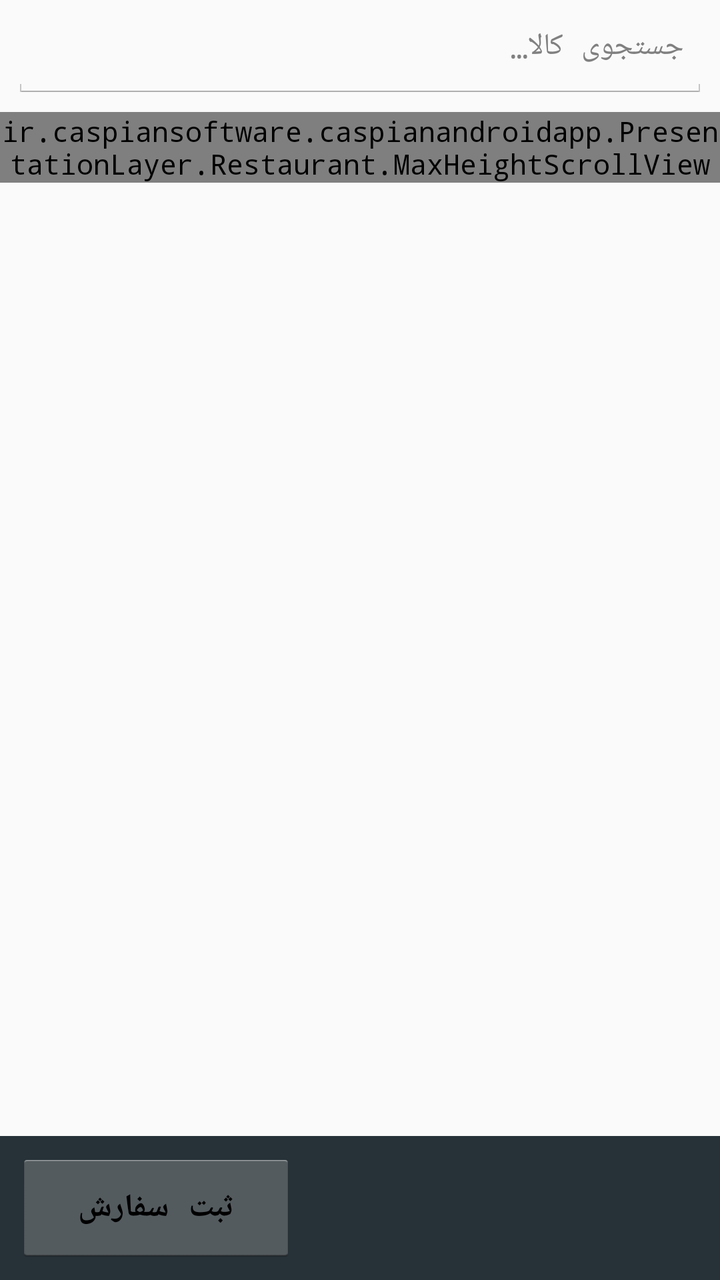
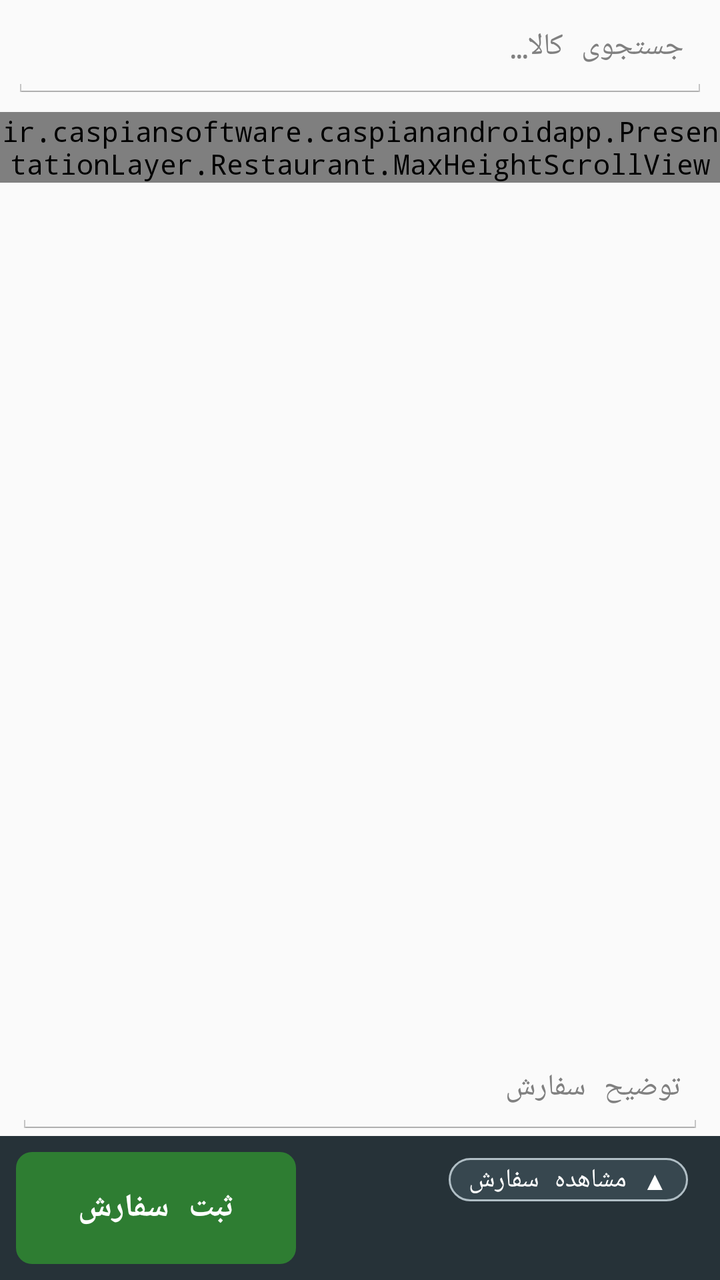

An Android layout rendered at two revisions. The XML below is the earlier revision; the diff shows what the commit changed to produce the second picture.
<!-- AndroidManifest.xml: application theme AppTheme -->
<!-- res/layout/fragment_restaurant_order.xml -->
<?xml version="1.0" encoding="utf-8"?>
<LinearLayout xmlns:android="http://schemas.android.com/apk/res/android"
              android:orientation="vertical"
              android:layout_width="match_parent"
              android:layout_height="match_parent"
              android:layoutDirection="rtl"
              android:fitsSystemWindows="true"
              android:background="#fafafa">

    <EditText
        android:id="@+id/orderSearchBox"
        android:layout_width="match_parent"
        android:layout_height="44dp"
        android:layout_margin="6dp"
        android:hint="@string/restaurant_search_hint"
        android:inputType="text"
        android:imeOptions="actionSearch"
        android:singleLine="true"
        android:gravity="start"
        android:textSize="15sp" />

    
    <ir.caspiansoftware.caspianandroidapp.PresentationLayer.Restaurant.MaxHeightScrollView
        android:id="@+id/orderGroupScroll"
        android:layout_width="match_parent"
        android:layout_height="wrap_content"
        android:scrollbars="none"
        android:layoutDirection="rtl">

        <LinearLayout
            android:id="@+id/orderGroupStrip"
            android:orientation="vertical"
            android:layout_width="match_parent"
            android:layout_height="wrap_content"
            android:padding="4dp" />
    </ir.caspiansoftware.caspianandroidapp.PresentationLayer.Restaurant.MaxHeightScrollView>

    <ProgressBar
        android:id="@+id/orderProgress"
        style="?android:attr/progressBarStyleHorizontal"
        android:layout_width="match_parent"
        android:layout_height="wrap_content"
        android:indeterminate="true"
        android:visibility="gone" />

    
    <FrameLayout
        android:layout_width="match_parent"
        android:layout_height="0dp"
        android:layout_weight="1">

        <GridView
            android:id="@+id/orderItemGrid"
            android:layout_width="match_parent"
            android:layout_height="match_parent"
            android:numColumns="2"
            android:horizontalSpacing="6dp"
            android:verticalSpacing="6dp"
            android:padding="6dp"
            android:stretchMode="columnWidth" />

        <LinearLayout
            android:id="@+id/orderCartPanel"
            android:orientation="vertical"
            android:layout_width="match_parent"
            android:layout_height="match_parent"
            android:background="#ffffff"
            android:visibility="gone">

            <ListView
                android:id="@+id/orderCartList"
                android:layout_width="match_parent"
                android:layout_height="match_parent"
                android:divider="#e0e0e0"
                android:dividerHeight="1dp" />
        </LinearLayout>
    </FrameLayout>

    
    <LinearLayout
        android:id="@+id/orderCartBar"
        android:orientation="horizontal"
        android:layout_width="match_parent"
        android:layout_height="72dp"
        android:background="@drawable/cart_bar"
        android:gravity="center_vertical"
        android:padding="8dp"
        android:clickable="true"
        android:focusable="true">

        <LinearLayout
            android:orientation="vertical"
            android:layout_width="0dp"
            android:layout_height="wrap_content"
            android:layout_weight="1">

            <TextView
                android:id="@+id/orderCartSummary"
                android:layout_width="wrap_content"
                android:layout_height="wrap_content"
                android:textSize="14sp"
                android:textColor="#b0bec5" />

            <TextView
                android:id="@+id/orderCartTotal"
                android:layout_width="wrap_content"
                android:layout_height="wrap_content"
                android:typeface="sans"
                android:textSize="21sp"
                android:textStyle="bold"
                android:textColor="#ffffff" />
        </LinearLayout>

        <Button
            android:id="@+id/orderSubmitButton"
            android:layout_width="wrap_content"
            android:layout_height="56dp"
            android:minWidth="140dp"
            android:text="@string/restaurant_submit"
            android:textSize="16sp"
            android:textStyle="bold" />
    </LinearLayout>

</LinearLayout>
<!-- resources referenced by this layout -->
<resources>
  <!-- drawable cart_bar (drawable) -->
  <?xml version="1.0" encoding="utf-8"?>
  <shape xmlns:android="http://schemas.android.com/apk/res/android" android:shape="rectangle">
      <solid android:color="@color/cartBarBack" />
  </shape>
  <string name="restaurant_search_hint">جستجوی کالا…</string>
  <string name="restaurant_submit">ثبت سفارش</string>
  <style name="AppTheme" parent="android:Theme.Holo.Light.DarkActionBar"> 
          
          <item name="colorPrimary">@color/colorPrimary</item>
          <item name="colorPrimaryDark">@color/colorPrimaryDark</item>
  
          
          <item name="colorAccent">@color/colorAccent</item>
          <item name="android:typeface">monospace</item>
  
          <item name="android:windowTranslucentStatus">true</item>
      </style>
  <color name="cartBarBack">#263238</color>
  <color name="colorPrimary">#1c1c1d</color>
  <color name="colorPrimaryDark">#1c1c1d</color>
  <color name="colorAccent">#0397ec</color>
</resources>

<!-- the commit's change to res/layout/fragment_restaurant_order.xml (unified diff, before → after) -->
@@ -70,11 +70,26 @@
             <ListView
                 android:id="@+id/orderCartList"
                 android:layout_width="match_parent"
-                android:layout_height="match_parent"
+                android:layout_height="0dp"
+                android:layout_weight="1"
                 android:divider="#e0e0e0"
                 android:dividerHeight="1dp" />
         </LinearLayout>
     </FrameLayout>
+
+    
+    <EditText
+        android:id="@+id/orderDesBox"
+        android:layout_width="match_parent"
+        android:layout_height="wrap_content"
+        android:minHeight="48dp"
+        android:layout_marginStart="8dp"
+        android:layout_marginEnd="8dp"
+        android:hint="@string/restaurant_order_des_hint"
+        android:inputType="text"
+        android:maxLength="80"
+        android:singleLine="true"
+        android:textSize="15sp" />
 
     
     <LinearLayout
@@ -94,12 +109,34 @@
             android:layout_height="wrap_content"
             android:layout_weight="1">
 
-            <TextView
-                android:id="@+id/orderCartSummary"
+            <LinearLayout
+                android:orientation="horizontal"
                 android:layout_width="wrap_content"
                 android:layout_height="wrap_content"
-                android:textSize="14sp"
-                android:textColor="#b0bec5" />
+                android:gravity="center_vertical">
+
+                <TextView
+                    android:id="@+id/orderCartSummary"
+                    android:layout_width="wrap_content"
+                    android:layout_height="wrap_content"
+                    android:textSize="14sp"
+                    android:textColor="#b0bec5" />
+
+                
+                <TextView
+                    android:id="@+id/orderCartToggle"
+                    android:layout_width="wrap_content"
+                    android:layout_height="wrap_content"
+                    android:layout_marginStart="8dp"
+                    android:background="@drawable/cart_toggle_chip"
+                    android:paddingStart="10dp"
+                    android:paddingEnd="10dp"
+                    android:paddingTop="2dp"
+                    android:paddingBottom="2dp"
+                    android:text="@string/restaurant_cart_show"
+                    android:textSize="13sp"
+                    android:textColor="#ffffff" />
+            </LinearLayout>
 
             <TextView
                 android:id="@+id/orderCartTotal"
@@ -118,7 +155,9 @@
             android:minWidth="140dp"
             android:text="@string/restaurant_submit"
             android:textSize="16sp"
-            android:textStyle="bold" />
+            android:textStyle="bold"
+            android:background="@drawable/submit_button"
+            android:textColor="@color/submit_button_text" />
     </LinearLayout>
 
 </LinearLayout>
<!-- resource entries referenced after the edit -->
@@ -2,9 +2,49 @@
 <resources>
   <!-- drawable cart_bar (drawable) -->
   <?xml version="1.0" encoding="utf-8"?>
+  <selector xmlns:android="http://schemas.android.com/apk/res/android">
+      <item android:state_pressed="true">
+          <shape android:shape="rectangle">
+              <solid android:color="#37474f" />
+          </shape>
+      </item>
+      <item>
+          <shape android:shape="rectangle">
+              <solid android:color="@color/cartBarBack" />
+          </shape>
+      </item>
+  </selector>
+  <!-- drawable cart_toggle_chip (drawable) -->
+  <?xml version="1.0" encoding="utf-8"?>
   <shape xmlns:android="http://schemas.android.com/apk/res/android" android:shape="rectangle">
-      <solid android:color="@color/cartBarBack" />
+      <solid android:color="#37474f" />
+      <stroke android:width="1dp" android:color="#b0bec5" />
+      <corners android:radius="14dp" />
   </shape>
+  <!-- drawable submit_button (drawable) -->
+  <?xml version="1.0" encoding="utf-8"?>
+  <selector xmlns:android="http://schemas.android.com/apk/res/android">
+      <item android:state_enabled="false">
+          <shape android:shape="rectangle">
+              <solid android:color="#37474f" />
+              <corners android:radius="8dp" />
+          </shape>
+      </item>
+      <item android:state_pressed="true">
+          <shape android:shape="rectangle">
+              <solid android:color="#1b5e20" />
+              <corners android:radius="8dp" />
+          </shape>
+      </item>
+      <item>
+          <shape android:shape="rectangle">
+              <solid android:color="#2e7d32" />
+              <corners android:radius="8dp" />
+          </shape>
+      </item>
+  </selector>
+  <string name="restaurant_cart_show">▲ مشاهده سفارش</string>
+  <string name="restaurant_order_des_hint">توضیح سفارش</string>
   <string name="restaurant_search_hint">جستجوی کالا…</string>
   <string name="restaurant_submit">ثبت سفارش</string>
   <style name="AppTheme" parent="android:Theme.Holo.Light.DarkActionBar"> 
